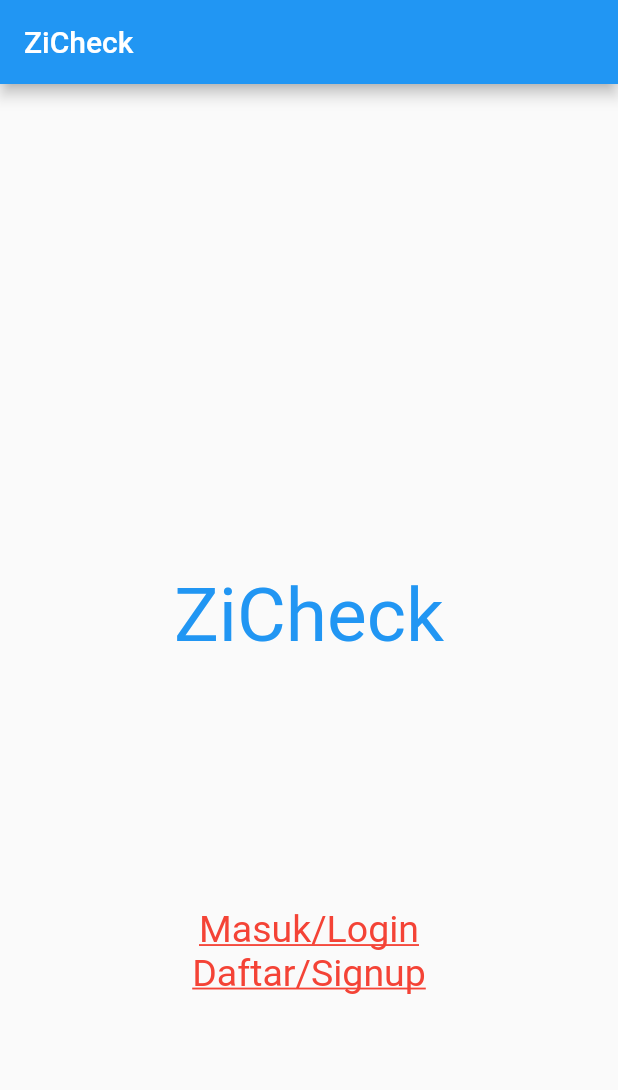
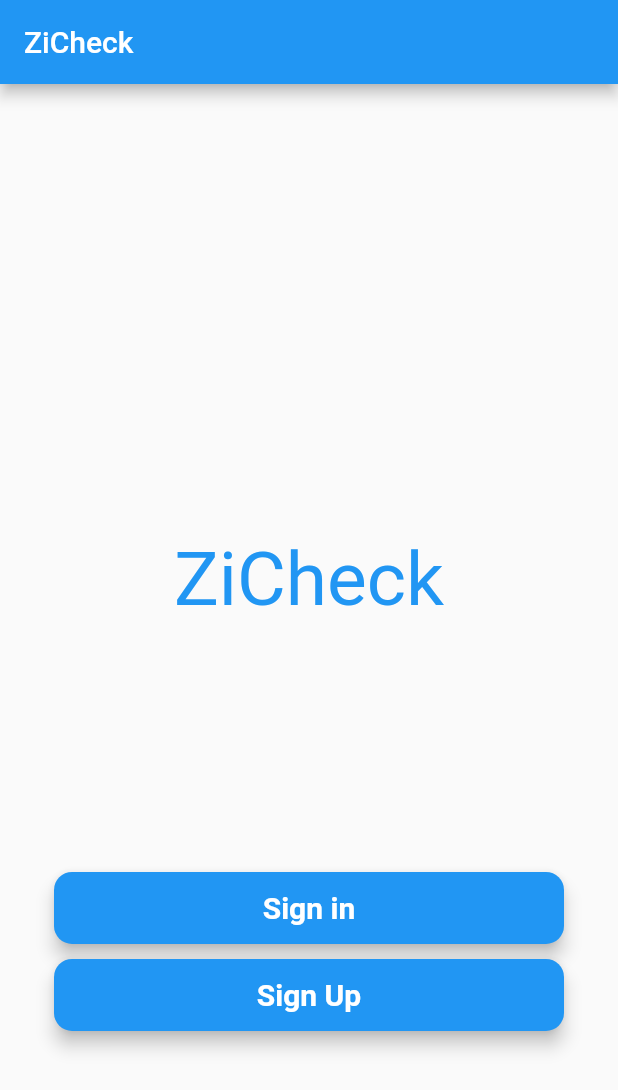
Before and after one commit to bellagithub-cell/ZiCheck, a Flutter app: the screen it shows after launch, on a phone screen of 412 x 824 dp. Shown: the top 1090 px of the screen. Run offline on Flutter 3.47's test engine with Material 2 defaults, Android fonts, the phone set to English and light mode, and no system bars; our stand-ins replace shared_preferences; Roboto replaces fonts that are missing (Monserrat, Montserrat).

```diff
--- a/lib/login.dart
+++ b/lib/login.dart
@@ -195,7 +195,7 @@ class _LoginState extends State<Login> {
                     SizedBox(height: 35.0),
                     loginButton,
                     SizedBox(height: 15.0),
-                    Text('Click button to back to Main Page'),
+                    // Text('Click button to back to Main Page'),
                   ],
                 ),
               ),
--- a/lib/main.dart
+++ b/lib/main.dart
@@ -41,6 +41,7 @@ class _MyHomePageState extends State<MyHomePage> {
     var mediaQueryData = MediaQuery.of(context);
     final double heightScreen = mediaQueryData.size.height / 5;
 
+    // untuk logo zichek
     final logo = Padding(
         padding: EdgeInsets.fromLTRB(0, heightScreen, 0, heightScreen),
         child: RichText(
@@ -52,6 +53,49 @@ class _MyHomePageState extends State<MyHomePage> {
                   color: Colors.blue,
                 ))));
 
+    // untuk link button buat login
+    final linkloginButton = Material(
+      elevation: 5.0,
+      borderRadius: BorderRadius.circular(12.0),
+      color: Colors.blue,
+      child: MaterialButton(
+        minWidth: MediaQuery.of(context).size.width,
+        padding: EdgeInsets.fromLTRB(20.0, 10.0, 20.0, 10.0),
+        onPressed: () {
+          Navigator.push(
+            context,
+            MaterialPageRoute(builder: (context) => Login()),
+          );
+        },
+        child: Text("Sign in",
+            textAlign: TextAlign.center,
+            style: TextStyle(fontFamily: 'Montserrat', fontSize: 20.0)
+                .copyWith(color: Colors.white, fontWeight: FontWeight.bold)),
+      ),
+    );
+
+    // link button buat register
+    final linkregisterButton = Material(
+      elevation: 5.0,
+      borderRadius: BorderRadius.circular(12.0),
+      color: Colors.blue,
+      child: MaterialButton(
+        minWidth: MediaQuery.of(context).size.width,
+        padding: EdgeInsets.fromLTRB(20.0, 10.0, 20.0, 10.0),
+        onPressed: () {
+          Navigator.push(
+            context,
+            MaterialPageRoute(builder: (context) => Register()),
+          );
+        },
+        child: Text("Sign Up",
+            textAlign: TextAlign.center,
+            style: TextStyle(fontFamily: 'Montserrat', fontSize: 20.0)
+                .copyWith(color: Colors.white, fontWeight: FontWeight.bold)),
+      ),
+    );
+
+    // cadangan aja, kalau mau pakai link bisa pakai ini
     final linkLogin = RichText(
       text: TextSpan(
           text: "Masuk/Login",
@@ -99,8 +143,11 @@ class _MyHomePageState extends State<MyHomePage> {
                 mainAxisAlignment: MainAxisAlignment.center,
                 children: <Widget>[
                   logo,
-                  linkLogin,
-                  linkRegister,
+                  linkloginButton,
+                  SizedBox(height: 10.0),
+                  linkregisterButton,
+                  // linkLogin,
+                  // linkRegister,
                 ],
               )),
         ),
--- a/lib/register.dart
+++ b/lib/register.dart
@@ -111,7 +111,7 @@ class _Register extends State<Register> {
         padding: EdgeInsets.fromLTRB(0, 10, 0, heightScreen),
         child: RichText(
             text: TextSpan(
-                text: "Register",
+                text: "ZiCheck",
                 style: TextStyle(
                   fontFamily: 'Monserrat',
                   fontSize: 50,
@@ -319,7 +319,7 @@ class _Register extends State<Register> {
                   SizedBox(height: 15.0),
                   registerButton,
                   SizedBox(height: 15.0),
-                  Text('Click button to back to Main Page'),
+                  // Text('Click button to back to Main Page'),
                   // RaisedButton(
                   //   textColor: Colors.white,
                   //   color: Colors.redAccent,
```
Also changed, not shown: lib/detail_history.dart (+50 -15 lines), lib/history.dart (+76 -35 lines), lib/profile.dart (+11 -8 lines), assets/images/avatar.png (added).
